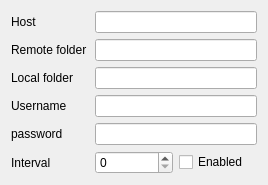
Before: the Qt Designer form settings/main_settings.ui in kinnalru/davqt, drawn with Qt 5.
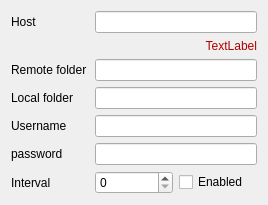
After: the same form once the commit is applied.

The edit to the form file:
```diff
--- a/settings/main_settings.ui
+++ b/settings/main_settings.ui
@@ -11,34 +11,34 @@
    </rect>
   </property>
   <layout class="QGridLayout" name="gridLayout">
-   <item row="5" column="2">
-    <widget class="QCheckBox" name="enabled">
-     <property name="text">
-      <string>Enabled</string>
-     </property>
-    </widget>
-   </item>
-   <item row="0" column="0">
-    <widget class="QLabel" name="label_3">
-     <property name="text">
-      <string>Host</string>
-     </property>
-    </widget>
-   </item>
-   <item row="4" column="1" colspan="2">
+   <item row="5" column="1" colspan="2">
     <widget class="QLineEdit" name="password">
      <property name="echoMode">
       <enum>QLineEdit::Password</enum>
      </property>
     </widget>
    </item>
-   <item row="2" column="1" colspan="2">
+   <item row="3" column="1" colspan="2">
     <widget class="QLineEdit" name="localfolder"/>
    </item>
-   <item row="1" column="1" colspan="2">
+   <item row="2" column="1" colspan="2">
     <widget class="QLineEdit" name="remotefolder"/>
    </item>
-   <item row="5" column="1">
+   <item row="6" column="2">
+    <widget class="QCheckBox" name="enabled">
+     <property name="text">
+      <string>Enabled</string>
+     </property>
+    </widget>
+   </item>
+   <item row="0" column="0">
+    <widget class="QLabel" name="label_3">
+     <property name="text">
+      <string>Host</string>
+     </property>
+    </widget>
+   </item>
+   <item row="6" column="1">
     <widget class="QSpinBox" name="interval">
      <property name="maximum">
       <number>3600</number>
@@ -48,38 +48,38 @@
      </property>
     </widget>
    </item>
-   <item row="4" column="0">
+   <item row="5" column="0">
     <widget class="QLabel" name="label_2">
      <property name="text">
       <string>password</string>
      </property>
     </widget>
    </item>
-   <item row="3" column="1" colspan="2">
+   <item row="4" column="1" colspan="2">
     <widget class="QLineEdit" name="username"/>
    </item>
-   <item row="3" column="0">
+   <item row="4" column="0">
     <widget class="QLabel" name="label">
      <property name="text">
       <string>Username</string>
      </property>
     </widget>
    </item>
-   <item row="1" column="0">
+   <item row="2" column="0">
     <widget class="QLabel" name="label_4">
      <property name="text">
       <string>Remote folder</string>
      </property>
     </widget>
    </item>
-   <item row="2" column="0">
+   <item row="3" column="0">
     <widget class="QLabel" name="label_5">
      <property name="text">
       <string>Local folder</string>
      </property>
     </widget>
    </item>
-   <item row="5" column="0">
+   <item row="6" column="0">
     <widget class="QLabel" name="label_6">
      <property name="text">
       <string>Interval</string>
@@ -89,6 +89,85 @@
    <item row="0" column="1" colspan="2">
     <widget class="QLineEdit" name="host"/>
    </item>
+   <item row="1" column="0" colspan="3">
+    <widget class="QLabel" name="parsedurl">
+     <property name="palette">
+      <palette>
+       <active>
+        <colorrole role="WindowText">
+         <brush brushstyle="SolidPattern">
+          <color alpha="255">
+           <red>178</red>
+           <green>0</green>
+           <blue>0</blue>
+          </color>
+         </brush>
+        </colorrole>
+        <colorrole role="Text">
+         <brush brushstyle="SolidPattern">
+          <color alpha="255">
+           <red>178</red>
+           <green>0</green>
+           <blue>0</blue>
+          </color>
+         </brush>
+        </colorrole>
+       </active>
+       <inactive>
+        <colorrole role="WindowText">
+         <brush brushstyle="SolidPattern">
+          <color alpha="255">
+           <red>178</red>
+           <green>0</green>
+           <blue>0</blue>
+          </color>
+         </brush>
+        </colorrole>
+        <colorrole role="Text">
+         <brush brushstyle="SolidPattern">
+          <color alpha="255">
+           <red>178</red>
+           <green>0</green>
+           <blue>0</blue>
+          </color>
+         </brush>
+        </colorrole>
+       </inactive>
+       <disabled>
+        <colorrole role="WindowText">
+         <brush brushstyle="SolidPattern">
+          <color alpha="255">
+           <red>156</red>
+           <green>156</green>
+           <blue>156</blue>
+          </color>
+         </brush>
+        </colorrole>
+        <colorrole role="Text">
+         <brush brushstyle="SolidPattern">
+          <color alpha="255">
+           <red>148</red>
+           <green>148</green>
+           <blue>148</blue>
+          </color>
+         </brush>
+        </colorrole>
+       </disabled>
+      </palette>
+     </property>
+     <property name="font">
+      <font>
+       <pointsize>9</pointsize>
+      </font>
+     </property>
+     <property name="text">
+      <string>TextLabel</string>
+     </property>
+     <property name="alignment">
+      <set>Qt::AlignRight|Qt::AlignTrailing|Qt::AlignVCenter</set>
+     </property>
+    </widget>
+   </item>
   </layout>
  </widget>
  <resources/>
```
